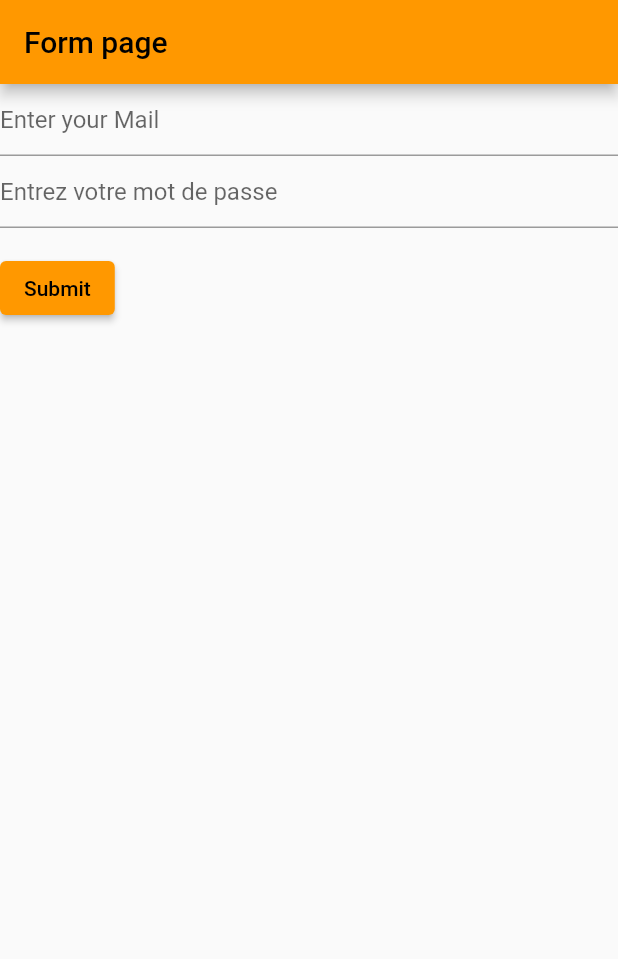
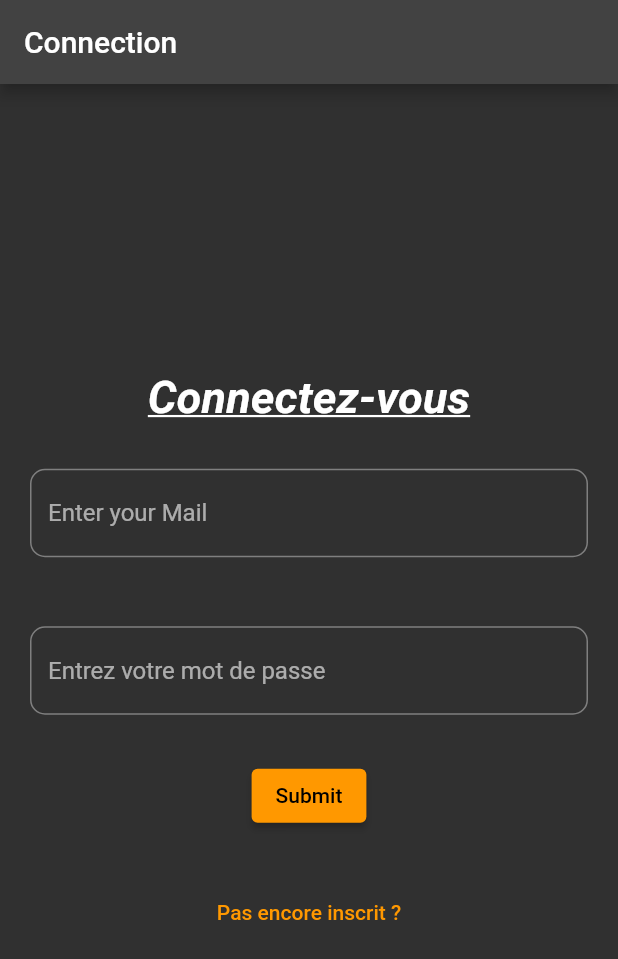
Before and after one commit to Celiian/Chevalhalla, a Flutter app: the screen it shows after launch, on a phone screen of 412 x 824 dp. Shown: the top 959 px of the screen. Run offline on Flutter 3.47's test engine with Material 2 defaults, Android fonts, the phone set to English and light mode, and no system bars; our stand-ins replace adaptive_theme; missing offline and left inert: mongo_dart.

Commit message:
Ajout de changement de thème et création du style de la page de connexions

```diff
--- a/lib/main.dart
+++ b/lib/main.dart
@@ -1,4 +1,6 @@
 import 'package:flutter/material.dart';
+import 'package:adaptive_theme/adaptive_theme.dart';
+
 import 'mongodb.dart';
 import 'pages/home.dart';
 
@@ -13,12 +15,22 @@ class MyApp extends StatelessWidget {
 
   @override
   Widget build(BuildContext context) {
-    return MaterialApp(
-      title: 'Home',
-      theme: ThemeData(
+    return AdaptiveTheme(
+      light: ThemeData(
+        brightness: Brightness.light,
         primarySwatch: Colors.orange,
       ),
-      home: const MyHomePage(title: 'Chevalhalla'),
+      dark: ThemeData(
+        brightness: Brightness.dark,
+        primarySwatch: Colors.orange,
+      ),
+      initial: AdaptiveThemeMode.dark,
+      builder: (theme, darkTheme) => MaterialApp(
+        title: 'home',
+        theme: theme,
+        darkTheme: darkTheme,
+        home: MyHomePage(title: 'Chevalhalla',),
+      ),
     );
   }
 }
--- a/lib/pages/home.dart
+++ b/lib/pages/home.dart
@@ -1,5 +1,6 @@
 import 'package:chevalhalla/classes/user.dart';
 import 'package:chevalhalla/mongodb.dart';
+//import 'package:chevalhalla/pages/register.dart';
 import 'package:flutter/material.dart';
 
 class MyHomePage extends StatefulWidget {
@@ -20,19 +21,36 @@ class _MyHomePageState extends State<MyHomePage> {
   Widget build(BuildContext context) {
     return Scaffold(
         appBar: AppBar(
-          title: const Text("Form page"),
+          title: const Text("Connection"),
         ),
         body: Center(
-            child: Column(children: [
+          child: Column(
+            mainAxisAlignment: MainAxisAlignment.center,
+              children: <Widget>[
+                const Text(
+                  'Connectez-vous',
+                  style: TextStyle(
+                    fontSize: 30,
+                    fontWeight: FontWeight.bold,
+                    textBaseline: TextBaseline.alphabetic,
+                    fontStyle: FontStyle.italic,
+                    fontFamilyFallback: ['Times New Roman'],
+                    decoration: TextDecoration.underline,
+                  ),
+                ),
                 Form(
                   key: _formKey,
                   child: Column(
-              crossAxisAlignment: CrossAxisAlignment.start,
                     children: <Widget>[
-                TextFormField(
+                      Padding(
+                        padding: const EdgeInsets.only(top: 30.0, left: 20.0, right: 20.0, bottom: 30.0),
+                        child: TextFormField(
                           controller: mailController,
                           decoration: const InputDecoration(
                             hintText: 'Enter your Mail',
+                            border: OutlineInputBorder(
+                              borderRadius: BorderRadius.all(Radius.circular(10.0)),
+                            ),
                           ),
                           validator: (String? value) {
                             if (value == null || value.isEmpty) {
@@ -41,10 +59,16 @@ class _MyHomePageState extends State<MyHomePage> {
                             return null;
                           },
                         ),
-                TextFormField(
+                      ),
+                      Padding(
+                        padding: const EdgeInsets.only(top: 16.0, left: 20.0, right: 20.0),
+                        child: TextFormField(
                           controller: passwordController,
                           decoration: const InputDecoration(
                             hintText: 'Entrez votre mot de passe ',
+                            border: OutlineInputBorder(
+                              borderRadius: BorderRadius.all(Radius.circular(10.0)),
+                            ),
                           ),
                           validator: (String? value) {
                             if (value == null || value.isEmpty) {
@@ -53,8 +77,9 @@ class _MyHomePageState extends State<MyHomePage> {
                             return null;
                           },
                         ),
+                      ),
                       Padding(
-                  padding: const EdgeInsets.symmetric(vertical: 16.0),
+                        padding: const EdgeInsets.symmetric(vertical: 30.0),
                         child: ElevatedButton(
                           onPressed: () async {
                             if (_formKey.currentState!.validate()) {
@@ -64,9 +89,19 @@ class _MyHomePageState extends State<MyHomePage> {
                           child: const Text('Submit'),
                         ),
                       ),
+                      TextButton(
+                        onPressed: () {
+                         /* Navigator.push(
+                            context,
+                            MaterialPageRoute(builder: (context) => const Register(title: 'Inscription')),
+                          );*/
+                        },
+                        child: const Text('Pas encore inscrit ?'),
+                      ),
                     ],
                   ),
                 ),
-        ])));
+          ]),
+        ));
   }
 }
--- a/pubspec.yaml
+++ b/pubspec.yaml
@@ -37,6 +37,7 @@ dependencies:
   # Use with the CupertinoIcons class for iOS style icons.
   cupertino_icons: ^1.0.2
   mongo_dart: 0.8.0
+  adaptive_theme: ^3.1.1
 
 dev_dependencies:
   flutter_test:
```
Also changed, not shown: pubspec.lock, 7 other files. Lines whose indentation alone changed are shown as unchanged.
